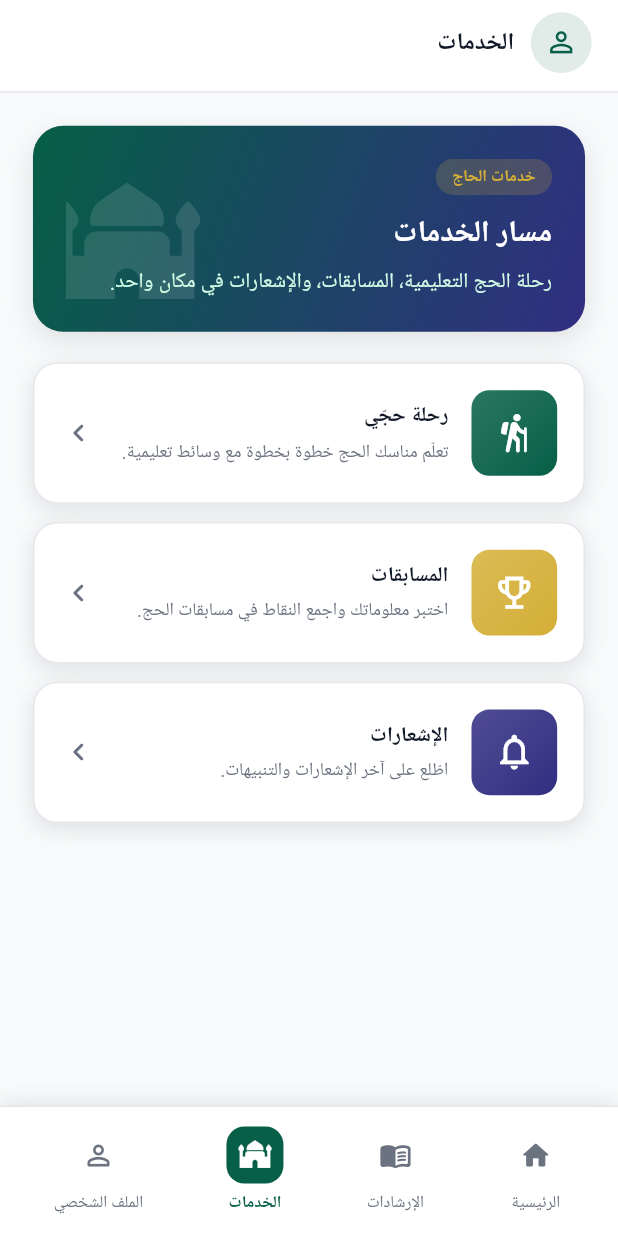
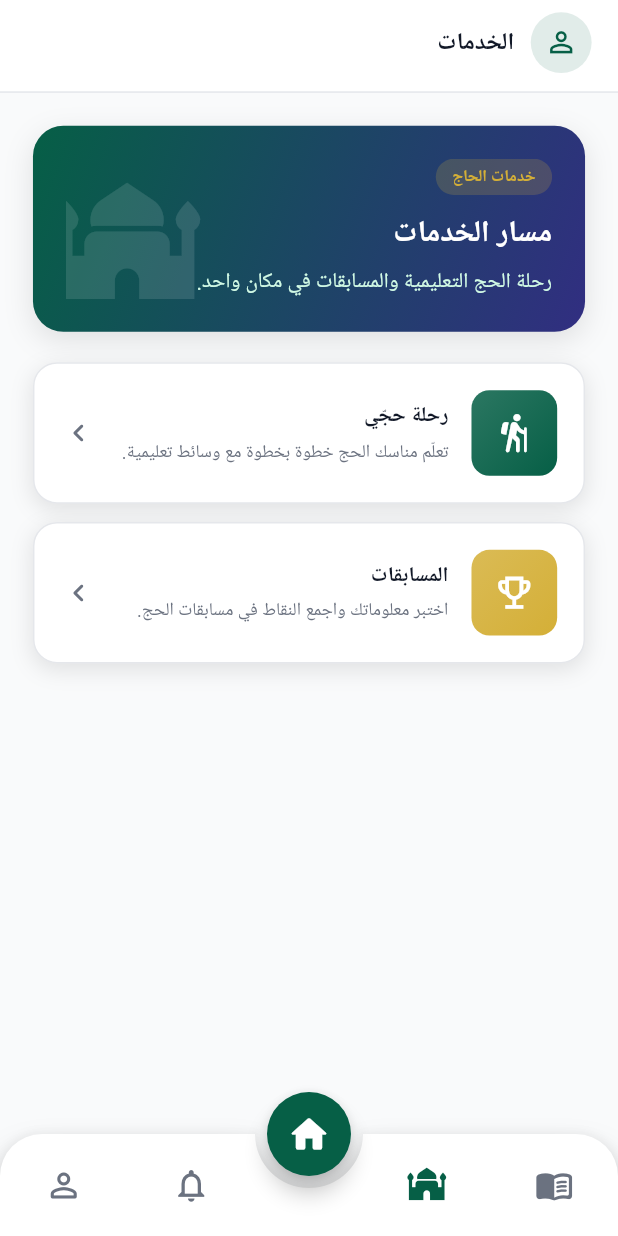
Before and after one commit to khmoustafa95/rafiq_alhajj, a Flutter app: the screen it shows after launch, item 2 of the bottom bar chosen, on a phone screen of 412 x 824 dp. Run offline on Flutter 3.47's test engine with Material 3 defaults, Android fonts, the phone set to English and light mode, and no system bars; drawn by our look-alikes of animated_bottom_navigation_bar; our stand-ins replace adhan, connectivity_plus, file_picker, firebase_core, firebase_messaging, fl_chart and 13 more; missing offline and left inert: dart:js_interop, quran; accounts and stored records are empty; generated files the repository leaves out were written again.

Commit message:
Update navigation and UI components: Integrate animated bottom navigation bar in PilgrimShellScreen, refactor routing for home and notifications, and enhance navigation handling in notification bell button. Update localization strings for services hero subtitle in both Arabic and English.

```diff
--- a/lib/core/routing/app_router.dart
+++ b/lib/core/routing/app_router.dart
@@ -132,15 +132,6 @@ StatefulShellRoute _pilgrimShellRoute() {
       StatefulShellBranch(
         routes: [
           GoRoute(
-            path: AppRoutes.home,
-            name: 'home',
-            builder: (context, state) => const HomeScreen(),
-          ),
-        ],
-      ),
-      StatefulShellBranch(
-        routes: [
-          GoRoute(
             path: AppRoutes.tools,
             name: 'tools',
             builder: (context, state) => const IslamicToolsHubScreen(),
@@ -154,6 +145,24 @@ StatefulShellRoute _pilgrimShellRoute() {
             path: AppRoutes.services,
             name: 'services',
             builder: (context, state) => const ServicesHubScreen(),
+          ),
+        ],
+      ),
+      StatefulShellBranch(
+        routes: [
+          GoRoute(
+            path: AppRoutes.home,
+            name: 'home',
+            builder: (context, state) => const HomeScreen(),
+          ),
+        ],
+      ),
+      StatefulShellBranch(
+        routes: [
+          GoRoute(
+            path: AppRoutes.notifications,
+            name: 'notifications',
+            builder: (context, state) => const NotificationListScreen(),
           ),
         ],
       ),
@@ -198,11 +207,6 @@ List<RouteBase> _mobilePilgrimRoutes() => [
           final id = state.pathParameters['id']!;
           return ContentDetailScreen(contentId: id);
         },
-      ),
-      GoRoute(
-        path: AppRoutes.notifications,
-        name: 'notifications',
-        builder: (context, state) => const NotificationListScreen(),
       ),
       GoRoute(
         path: AppRoutes.pilgrimDashboard,
--- a/lib/core/widgets/pilgrim_shell_screen.dart
+++ b/lib/core/widgets/pilgrim_shell_screen.dart
@@ -1,130 +1,94 @@
+import 'package:animated_bottom_navigation_bar/animated_bottom_navigation_bar.dart';
 import 'package:flutter/material.dart';
 import 'package:go_router/go_router.dart';
 import 'package:rafiq_alhajj/core/routing/app_routes.dart';
 import 'package:rafiq_alhajj/core/theme/app_colors.dart';
-import 'package:rafiq_alhajj/l10n/app_localizations.dart';
 
-/// Mobile bottom navigation shell matching the Hajj Companion design.
+/// Mobile shell with animated bottom bar and a center-docked home FAB.
 class PilgrimShellScreen extends StatelessWidget {
-  const PilgrimShellScreen({
-    required this.navigationShell,
-    super.key,
-  });
+  const PilgrimShellScreen({required this.navigationShell, super.key});
 
   final StatefulNavigationShell navigationShell;
 
-  void _onTap(int index) {
+  static const int homeBranchIndex = 2;
+
+  static const List<IconData> _barIcons = [
+    Icons.menu_book_rounded,
+    Icons.mosque_rounded,
+    Icons.notifications_outlined,
+    Icons.person_outline_rounded,
+  ];
+
+  void _onBranchTap(int branchIndex) {
     navigationShell.goBranch(
-      index,
-      initialLocation: index == navigationShell.currentIndex,
+      branchIndex,
+      initialLocation: branchIndex == navigationShell.currentIndex,
     );
+  }
+
+  int _barIndexForBranch(int branchIndex) {
+    return switch (branchIndex) {
+      0 => 0,
+      1 => 1,
+      3 => 2,
+      4 => 3,
+      _ => 0,
+    };
+  }
+
+  int _branchForBarIndex(int barIndex) {
+    return switch (barIndex) {
+      0 => 0,
+      1 => 1,
+      2 => 3,
+      3 => 4,
+      _ => 0,
+    };
   }
 
   @override
   Widget build(BuildContext context) {
-    final l10n = AppLocalizations.of(context);
+    final branchIndex = navigationShell.currentIndex;
+    final isHome = branchIndex == homeBranchIndex;
+    final barIndex = _barIndexForBranch(branchIndex);
 
     return Scaffold(
+      extendBody: true,
       body: navigationShell,
-      bottomNavigationBar: DecoratedBox(
-        decoration: const BoxDecoration(
-          color: AppColors.surface,
-          border: Border(top: BorderSide(color: AppColors.border)),
-          boxShadow: [
-            BoxShadow(
-              color: AppColors.shadow,
-              blurRadius: 12,
-              offset: Offset(0, -2),
-            ),
-          ],
+      floatingActionButton: FloatingActionButton(
+        onPressed: () => _onBranchTap(homeBranchIndex),
+        backgroundColor: isHome ? AppColors.secondary : AppColors.primary,
+        foregroundColor: isHome ? AppColors.onSecondary : AppColors.onPrimary,
+        elevation: isHome ? 10 : 6,
+        shape: const CircleBorder(),
+        child: Icon(Icons.home_rounded, size: isHome ? 34 : 30),
+      ),
+      floatingActionButtonLocation: FloatingActionButtonLocation.centerDocked,
+      bottomNavigationBar: AnimatedBottomNavigationBar.builder(
+        itemCount: _barIcons.length,
+        tabBuilder: (int index, bool isActive) {
+          final actuallyActive = !isHome && isActive;
+          return Icon(
+            _barIcons[index],
+            size: 26,
+            color: actuallyActive ? AppColors.primary : AppColors.textSecondary,
+          );
+        },
+        activeIndex: isHome ? 0 : barIndex,
+        splashColor: AppColors.primary.withValues(alpha: 0.15),
+        splashSpeedInMilliseconds: 280,
+        notchSmoothness: NotchSmoothness.verySmoothEdge,
+        gapLocation: GapLocation.center,
+        leftCornerRadius: 28,
+        rightCornerRadius: 28,
+        backgroundColor: AppColors.surface,
+        shadow: const BoxShadow(
+          color: AppColors.shadow,
+          blurRadius: 16,
+          offset: Offset(0, -4),
         ),
-        child: SafeArea(
-          top: false,
-          child: Padding(
-            padding: const EdgeInsets.symmetric(horizontal: 8, vertical: 8),
-            child: Row(
-              mainAxisAlignment: MainAxisAlignment.spaceAround,
-              children: [
-                _NavItem(
-                  icon: Icons.home_rounded,
-                  label: l10n.navHome,
-                  selected: navigationShell.currentIndex == 0,
-                  onTap: () => _onTap(0),
-                ),
-                _NavItem(
-                  icon: Icons.menu_book_rounded,
-                  label: l10n.navGuidance,
-                  selected: navigationShell.currentIndex == 1,
-                  onTap: () => _onTap(1),
-                ),
-                _NavItem(
-                  icon: Icons.mosque_rounded,
-                  label: l10n.navServices,
-                  selected: navigationShell.currentIndex == 2,
-                  onTap: () => _onTap(2),
-                ),
-                _NavItem(
-                  icon: Icons.person_outline_rounded,
-                  label: l10n.navProfile,
-                  selected: navigationShell.currentIndex == 3,
-                  onTap: () => _onTap(3),
-                ),
-              ],
-            ),
-          ),
-        ),
-      ),
-    );
-  }
-}
-
-class _NavItem extends StatelessWidget {
-  const _NavItem({
-    required this.icon,
-    required this.label,
-    required this.selected,
-    required this.onTap,
-  });
-
-  final IconData icon;
-  final String label;
-  final bool selected;
-  final VoidCallback onTap;
-
-  @override
-  Widget build(BuildContext context) {
-    return InkWell(
-      onTap: onTap,
-      borderRadius: BorderRadius.circular(12),
-      child: Padding(
-        padding: const EdgeInsets.symmetric(horizontal: 10, vertical: 6),
-        child: Column(
-          mainAxisSize: MainAxisSize.min,
-          children: [
-            AnimatedContainer(
-              duration: const Duration(milliseconds: 200),
-              padding: const EdgeInsets.all(8),
-              decoration: BoxDecoration(
-                color: selected ? AppColors.primary : Colors.transparent,
-                borderRadius: BorderRadius.circular(12),
-              ),
-              child: Icon(
-                icon,
-                size: 22,
-                color: selected ? AppColors.onPrimary : AppColors.textSecondary,
-              ),
-            ),
-            const SizedBox(height: 4),
-            Text(
-              label,
-              style: TextStyle(
-                fontSize: 11,
-                fontWeight: selected ? FontWeight.w600 : FontWeight.w500,
-                color: selected ? AppColors.primary : AppColors.textSecondary,
-              ),
-            ),
-          ],
-        ),
+        height: 68,
+        onTap: (index) => _onBranchTap(_branchForBarIndex(index)),
       ),
     );
   }
@@ -132,13 +96,19 @@ class _NavItem extends StatelessWidget {
 
 int pilgrimShellBranchIndex(String location) {
   if (location.startsWith(AppRoutes.tools)) {
+    return 0;
+  }
+  if (location == AppRoutes.services) {
     return 1;
   }
-  if (location == AppRoutes.services) {
-    return 2;
+  if (location == AppRoutes.notifications) {
+    return 3;
   }
   if (location == AppRoutes.profile) {
-    return 3;
+    return 4;
   }
-  return 0;
+  if (location == AppRoutes.home) {
+    return PilgrimShellScreen.homeBranchIndex;
+  }
+  return PilgrimShellScreen.homeBranchIndex;
 }
--- a/lib/features/notifications/application/utils/push_message_navigation.dart
+++ b/lib/features/notifications/application/utils/push_message_navigation.dart
@@ -30,8 +30,8 @@ void navigateFromPushData(Map<String, dynamic> data) {
     case 'home':
       context.go(AppRoutes.home);
     case 'notifications':
-      unawaited(context.push(AppRoutes.notifications));
+      context.go(AppRoutes.notifications);
     default:
-      unawaited(context.push(AppRoutes.notifications));
+      context.go(AppRoutes.notifications);
   }
 }
--- a/lib/features/notifications/presentation/widgets/notification_bell_button.dart
+++ b/lib/features/notifications/presentation/widgets/notification_bell_button.dart
@@ -1,5 +1,3 @@
-import 'dart:async';
-
 import 'package:flutter/material.dart';
 import 'package:flutter_riverpod/flutter_riverpod.dart';
 import 'package:go_router/go_router.dart';
@@ -35,17 +33,17 @@ class _NotificationBellWithBadge extends ConsumerWidget {
       data: (count) => _BellIcon(
         unreadCount: count,
         tooltip: l10n.notificationsOpenInbox,
-        onPressed: () => unawaited(context.push(AppRoutes.notifications)),
+        onPressed: () => context.go(AppRoutes.notifications),
       ),
       loading: () => _BellIcon(
         unreadCount: 0,
         tooltip: l10n.notificationsOpenInbox,
-        onPressed: () => unawaited(context.push(AppRoutes.notifications)),
+        onPressed: () => context.go(AppRoutes.notifications),
       ),
       error: (_, _) => _BellIcon(
         unreadCount: 0,
         tooltip: l10n.notificationsOpenInbox,
-        onPressed: () => unawaited(context.push(AppRoutes.notifications)),
+        onPressed: () => context.go(AppRoutes.notifications),
       ),
     );
   }
--- a/lib/features/notifications/presentation/widgets/notification_list_screen.dart
+++ b/lib/features/notifications/presentation/widgets/notification_list_screen.dart
@@ -3,9 +3,7 @@ import 'dart:async';
 import 'package:flutter/material.dart';
 import 'package:flutter_riverpod/flutter_riverpod.dart';
 import 'package:flutter_screenutil/flutter_screenutil.dart';
-import 'package:go_router/go_router.dart';
 import 'package:intl/intl.dart';
-import 'package:rafiq_alhajj/core/routing/app_routes.dart';
 import 'package:rafiq_alhajj/core/theme/app_colors.dart';
 import 'package:rafiq_alhajj/core/theme/app_decorations.dart';
 import 'package:rafiq_alhajj/core/widgets/home_app_header.dart';
@@ -54,17 +52,12 @@ class _NotificationListScreenState extends ConsumerState<NotificationListScreen>
 
     return Scaffold(
       backgroundColor: AppColors.background,
-      floatingActionButton: FloatingActionButton(
-        onPressed: () => unawaited(context.push(AppRoutes.qibla)),
-        child: const Icon(Icons.explore_rounded),
-      ),
       body: SafeArea(
         child: Column(
           crossAxisAlignment: CrossAxisAlignment.stretch,
           children: [
             HomeAppHeader(
               title: l10n.notificationsTitle,
-              showBackButton: Navigator.canPop(context),
               actions: const [],
             ),
             const Divider(height: 1),
@@ -95,7 +88,7 @@ class _NotificationListScreenState extends ConsumerState<NotificationListScreen>
                     onRefresh: () =>
                         ref.read(notificationInboxProvider.notifier).refresh(),
                     child: ListView(
-                      padding: EdgeInsets.fromLTRB(16.w, 16.h, 16.w, 88.h),
+                      padding: EdgeInsets.fromLTRB(16.w, 16.h, 16.w, 96.h),
                       children: [
                         _FeaturedNotificationCard(
                           notification: featured,
--- a/lib/features/services/presentation/widgets/services_hub_screen.dart
+++ b/lib/features/services/presentation/widgets/services_hub_screen.dart
@@ -44,15 +44,6 @@ class ServicesHubScreen extends StatelessWidget {
                     title: l10n.homeCompetitions,
                     subtitle: l10n.servicesCompetitionsSubtitle,
                     onTap: () => unawaited(context.push(AppRoutes.competitions)),
-                  ),
-                  SizedBox(height: 12.h),
-                  _ServiceTile(
-                    icon: Icons.notifications_outlined,
-                    color: AppColors.tertiary,
-                    title: l10n.notificationsTitle,
-                    subtitle: l10n.servicesNotificationsSubtitle,
-                    onTap: () =>
-                        unawaited(context.push(AppRoutes.notifications)),
                   ),
                 ],
               ),
--- a/lib/l10n/app_ar.arb
+++ b/lib/l10n/app_ar.arb
@@ -655,7 +655,7 @@
   "profilePilgrimSubtitle": "بيانات التسجيل التي أدخلها المشغّل عنك.",
   "servicesHeroBadge": "خدمات الحاج",
   "servicesHeroTitle": "مسار الخدمات",
-  "servicesHeroSubtitle": "رحلة الحج التعليمية، المسابقات، والإشعارات في مكان واحد.",
+  "servicesHeroSubtitle": "رحلة الحج التعليمية والمسابقات في مكان واحد.",
   "servicesJourneySubtitle": "تعلّم مناسك الحج خطوة بخطوة مع وسائط تعليمية.",
   "servicesCompetitionsSubtitle": "اختبر معلوماتك واجمع النقاط في مسابقات الحج.",
   "servicesNotificationsSubtitle": "اطّلع على آخر الإشعارات والتنبيهات.",
--- a/lib/l10n/app_en.arb
+++ b/lib/l10n/app_en.arb
@@ -905,7 +905,7 @@
   "profilePilgrimSubtitle": "Registration details entered by your operator.",
   "servicesHeroBadge": "Pilgrim services",
   "servicesHeroTitle": "Services hub",
-  "servicesHeroSubtitle": "Hajj journey, competitions, and notifications in one place.",
+  "servicesHeroSubtitle": "Hajj journey and competitions in one place.",
   "servicesJourneySubtitle": "Learn Hajj rituals step by step with educational media.",
   "servicesCompetitionsSubtitle": "Test your knowledge and earn points in Hajj quizzes.",
   "servicesNotificationsSubtitle": "View your latest alerts and announcements.",
--- a/lib/l10n/app_localizations.dart
+++ b/lib/l10n/app_localizations.dart
@@ -3904,7 +3904,7 @@ abstract class AppLocalizations {
   /// No description provided for @servicesHeroSubtitle.
   ///
   /// In en, this message translates to:
-  /// **'Hajj journey, competitions, and notifications in one place.'**
+  /// **'Hajj journey and competitions in one place.'**
   String get servicesHeroSubtitle;
 
   /// No description provided for @servicesJourneySubtitle.
--- a/lib/l10n/app_localizations_ar.dart
+++ b/lib/l10n/app_localizations_ar.dart
@@ -2067,7 +2067,7 @@ class AppLocalizationsAr extends AppLocalizations {
 
   @override
   String get servicesHeroSubtitle =>
-      'رحلة الحج التعليمية، المسابقات، والإشعارات في مكان واحد.';
+      'رحلة الحج التعليمية والمسابقات في مكان واحد.';
 
   @override
   String get servicesJourneySubtitle =>
--- a/lib/l10n/app_localizations_en.dart
+++ b/lib/l10n/app_localizations_en.dart
@@ -2102,7 +2102,7 @@ class AppLocalizationsEn extends AppLocalizations {
 
   @override
   String get servicesHeroSubtitle =>
-      'Hajj journey, competitions, and notifications in one place.';
+      'Hajj journey and competitions in one place.';
 
   @override
   String get servicesJourneySubtitle =>
--- a/pubspec.yaml
+++ b/pubspec.yaml
@@ -58,6 +58,7 @@ dependencies:
   latlong2: ^0.9.1
   connectivity_plus: ^7.1.1
   web: ^1.1.1
+  animated_bottom_navigation_bar: ^1.4.0
 
 dev_dependencies:
   flutter_test:
```
Also changed, not shown: pubspec.lock.
